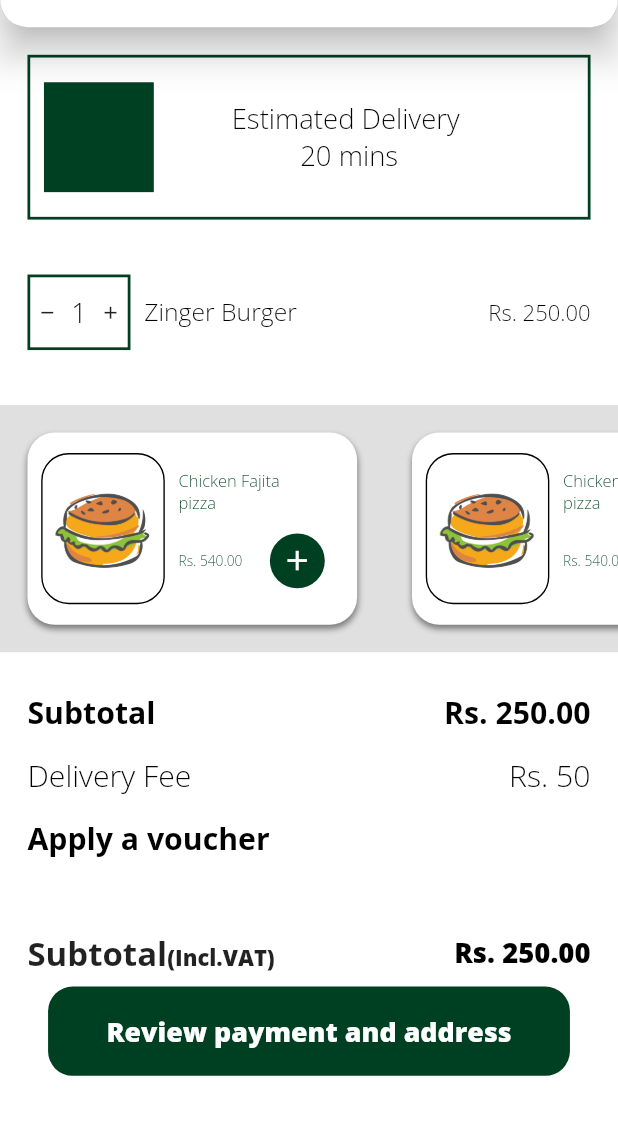
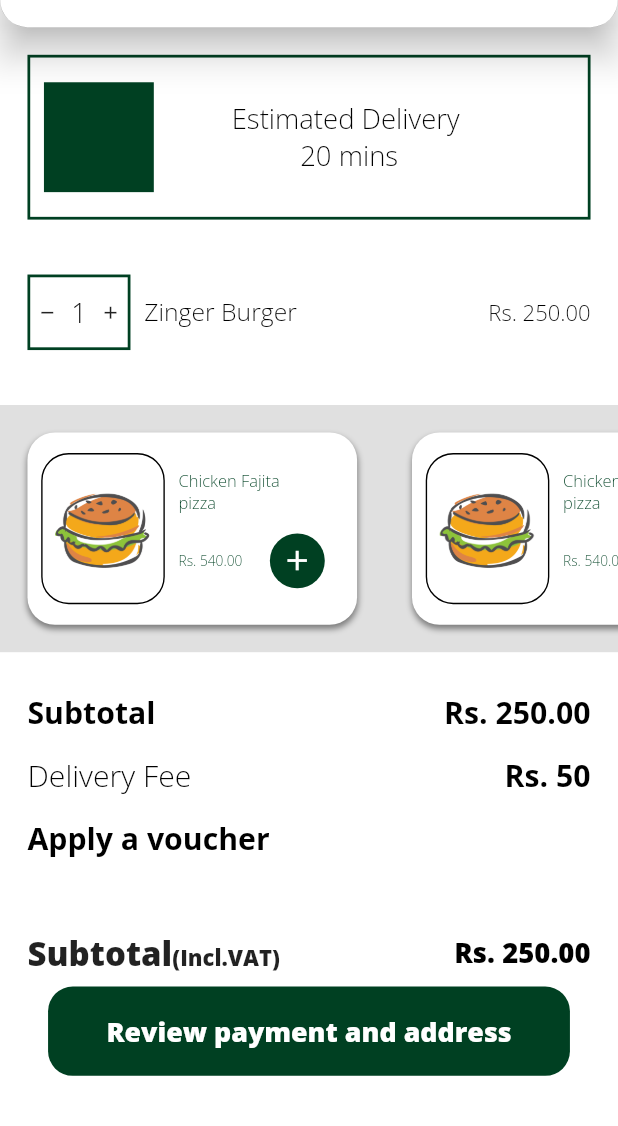
Before and after one commit to syedfaran/foody_yo, a Flutter app: the CardPage screen opened by its route, on a phone screen of 412 x 824 dp, the part 110-1236 px from its top. Run offline on Flutter 3.47's test engine with Material 2 defaults, Android fonts, the phone set to English and light mode, and no system bars; our stand-ins replace bloc, flutter_bloc, get_it, google_fonts, google_maps_flutter, pinput and 2 more; missing offline and left inert: rect_getter.

```diff
--- a/lib/constants/app_string.dart
+++ b/lib/constants/app_string.dart
@@ -93,7 +93,16 @@ class AppString {
   static const saveMyCard = 'Save My Card';
   static const done = 'Done';
   static const cvc = 'CVC';
-  static const wellKeepYourPaymentDetailsSafe = 'we ll Keep Your Payment Details Safe';
+  static const wellKeepYourPaymentDetailsSafe = 'we\'ll Keep Your Payment Details Safe';
   static const cash = 'Cash';
+  static const yourOrder='Your order';
+  static const help = 'help';
+  static const estimatedDeliveryTime ='Estimated Delivery Time';
+  static const preparingYourFood='Preparing your food.  Your riderwill pick it\n up once it\'s ready';
+  static const orderDetail = 'Order Details';
+  static const yourOrderNumber = 'Your order number';
+  static const yourOrderFrom = 'Your order from';
+  static const gotYourOrder = 'Got your order Hafiz';
+  static const messageToRider = 'Message to rider';
 
 }
--- a/lib/constants/image_string.dart
+++ b/lib/constants/image_string.dart
@@ -34,7 +34,9 @@ class ImageString{
   static const ImageProvider wallet = AssetImage('assets/images/wallet.png');
   static const ImageProvider pen = AssetImage('assets/images/pen.png');
   static const ImageProvider orderCheck = AssetImage('assets/images/order_check.png');
+  static const ImageProvider takeFoodBlack = AssetImage('assets/images/take_food_black.png');
 
+  static const ImageProvider messageWhite = AssetImage('assets/images/mess.png');
 
 
   // static const ImageProvider helpCenter = AssetImage('assets/images/heart.png');
--- a/lib/constants/route_string.dart
+++ b/lib/constants/route_string.dart
@@ -15,4 +15,5 @@ class RouteString{
   static const String applyAVoucher = '/applyAVoucher';
   static const String checkOut ='/checkOut';
   static const String paymentMethod ='/paymentMethod';
+  static const String yourOrder ='/yourOrder';
 }
--- a/lib/presentation/widgets/cart_payment_info.dart
+++ b/lib/presentation/widgets/cart_payment_info.dart
@@ -5,16 +5,21 @@ import 'package:foody_yo/presentation/widgets/simple_text.dart';
 
 class CartPaymentInfo extends StatelessWidget {
   final String option;
-  final String value;
-  final EnumText? enumText;
-  final double? fontSize;
-
+  final String? value;
+  final EnumText enumText;
+  final double fontSize;
+  final Widget? widget;
+  final EnumText valueEnum;
+  final double valueSize;
   const CartPaymentInfo(
       {Key? key,
         required this.option,
-        required this.value,
+         this.value,
+        this.widget,
+        this.valueSize = 22.0,
+        this.valueEnum =EnumText.bold,
         this.enumText = EnumText.bold,
-        this.fontSize = 22})
+        this.fontSize = 22.0})
       : super(key: key);
 
   @override
@@ -25,15 +30,16 @@ class CartPaymentInfo extends StatelessWidget {
         children: [
           SimpleText(
             option,
-            fontSize: fontSize!,
+            fontSize: fontSize,
             enumText: enumText,
           ),
           const Spacer(),
-          SimpleText(
-            value,
-            fontSize: fontSize!,
-            enumText: enumText,
-          )
+          value!=null?SimpleText(
+            value!,
+            fontSize: valueSize,
+            enumText: valueEnum,
+          ):const SizedBox.shrink(),
+          widget!=null?widget!:const SizedBox.shrink(),
         ],
       ),
     );
--- a/lib/presentation/widgets/cart_payment_info_vouch_text.dart
+++ b/lib/presentation/widgets/cart_payment_info_vouch_text.dart
@@ -31,7 +31,7 @@ class CartPaymentInfoVouch extends StatelessWidget {
                 style: Theme.of(context)
                     .textTheme
                     .bodyText1!
-                    .copyWith(fontSize: 24, fontWeight: FontWeight.bold),
+                    .copyWith(fontSize: 24, fontWeight: FontWeight.w900),
                 children: [
                   TextSpan(
                       text: AppString.inclVAT,
--- a/lib/route_generator.dart
+++ b/lib/route_generator.dart
@@ -12,6 +12,7 @@ import 'package:foody_yo/presentation/pages/main_page/check_out_page.dart';
 
 import 'package:foody_yo/presentation/pages/main_page/main_layout.dart';
 import 'package:foody_yo/presentation/pages/main_page/payment_method_page.dart';
+import 'package:foody_yo/presentation/pages/main_page/your_order/your_order_page.dart';
 import 'package:foody_yo/presentation/pages/map_page/map_page.dart';
 import 'package:foody_yo/presentation/pages/welcome/welcome_page.dart';
 
@@ -26,7 +27,7 @@ class RouteGenerator {
     switch (settings.name) {
       case RouteString.initial:
       return MaterialPageRoute(builder: (context)=>const SplashScreen());
-       return MaterialPageRoute(builder: (context)=>const PaymentMethodPage());
+       return MaterialPageRoute(builder: (context)=>const YourOrderPage());
         return MaterialPageRoute(builder: (context)=>const LocationWalkThrough());
       case RouteString.walkThrough:
         return MaterialPageRoute(builder: (context)=>const LocationWalkThrough());
@@ -66,6 +67,9 @@ class RouteGenerator {
 
       case RouteString.paymentMethod:
         return MaterialPageRoute(builder: (context)=>const  PaymentMethodPage());
+      case RouteString.yourOrder:
+        return MaterialPageRoute(builder: (context)=>const  YourOrderPage());
+
 
       default:
       // If there is no such named route in the switch statement, e.g. /third
```
Also changed, not shown: lib/presentation/pages/main_page/check_out_page.dart (+92 -29 lines), lib/presentation/pages/main_page/payment_method_page.dart (+8 -1 lines), lib/presentation/pages/main_page/your_order/your_order_loading_animation.dart (added, +75 -0 lines), lib/presentation/pages/main_page/your_order/your_order_page.dart (added, +190 -0 lines).
